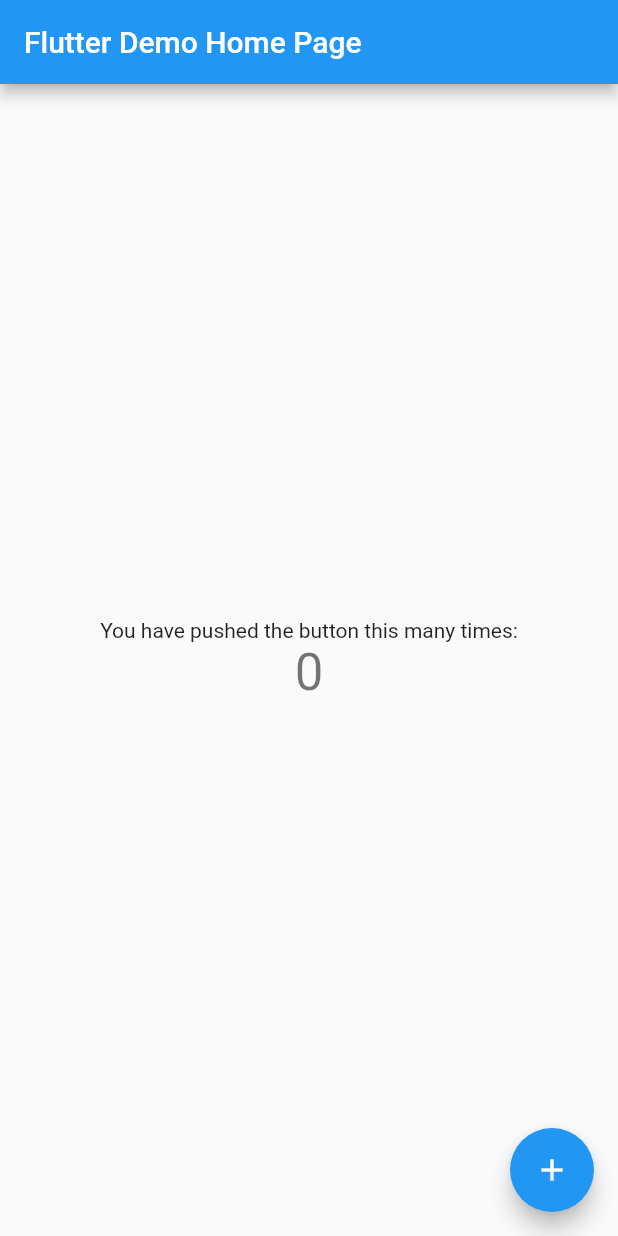
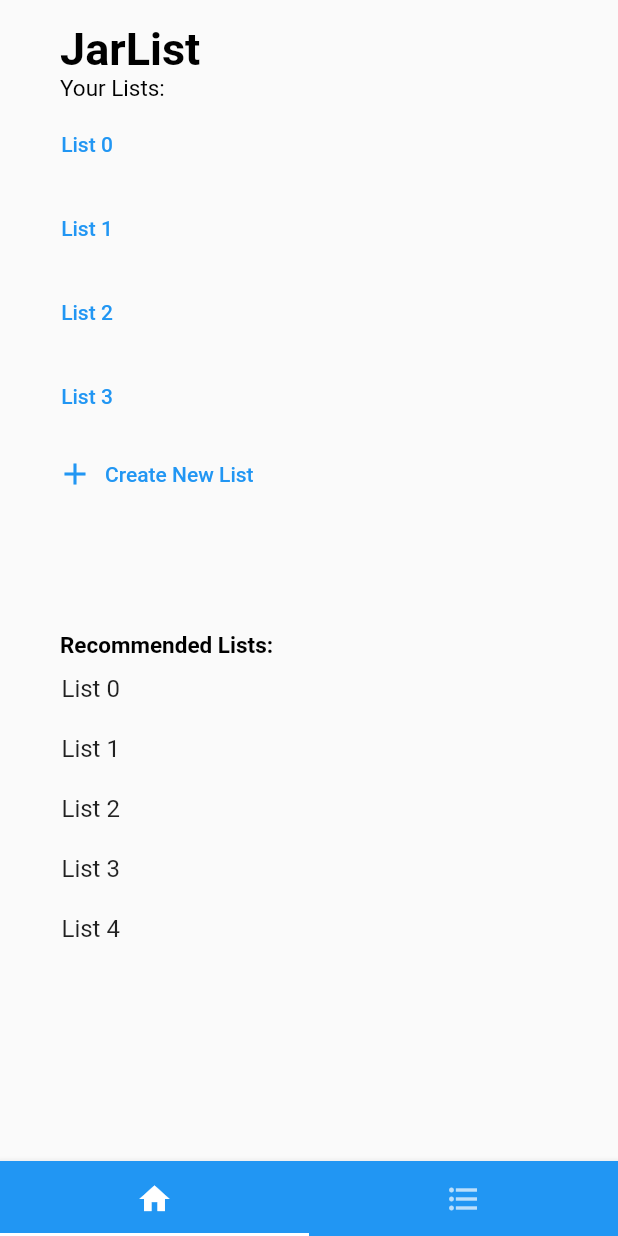
Before and after one commit to jarvissgan/WhereToGo, a Flutter app: the screen it shows after launch, on a phone screen of 412 x 824 dp. Run offline on Flutter 3.47's test engine with Material 2 defaults, Android fonts, the phone set to English and light mode, and no system bars.

Commit message:
Basic screen setups and foundations

```diff
--- a/lib/main.dart
+++ b/lib/main.dart
@@ -1,115 +1,44 @@
 import 'package:flutter/material.dart';
+import 'package:flutter/services.dart';
+import 'package:jarlist/widgets/bottom_navbar.dart';
+import 'package:jarlist/widgets/home_widget.dart';
+
+import 'screens/entry_screen.dart';
 
 void main() {
-  runApp(const MyApp());
+  runApp(MyApp());
+  SystemChrome.setSystemUIOverlayStyle(SystemUiOverlayStyle(
+    statusBarColor: Colors.transparent,
+  ));
 }
 
 class MyApp extends StatelessWidget {
-  const MyApp({Key? key}) : super(key: key);
 
-  // This widget is the root of your application.
   @override
   Widget build(BuildContext context) {
     return MaterialApp(
-      title: 'Flutter Demo',
       theme: ThemeData(
-        // This is the theme of your application.
-        //
-        // Try running your application with "flutter run". You'll see the
-        // application has a blue toolbar. Then, without quitting the app, try
-        // changing the primarySwatch below to Colors.green and then invoke
-        // "hot reload" (press "r" in the console where you ran "flutter run",
-        // or simply save your changes to "hot reload" in a Flutter IDE).
-        // Notice that the counter didn't reset back to zero; the application
-        // is not restarted.
         primarySwatch: Colors.blue,
       ),
-      home: const MyHomePage(title: 'Flutter Demo Home Page'),
+      home: MainScreen(),
+      routes: {
+        EntryScreen.routeName: (_) {return EntryScreen();},
+      },
     );
   }
 }
 
-class MyHomePage extends StatefulWidget {
-  const MyHomePage({Key? key, required this.title}) : super(key: key);
-
-  // This widget is the home page of your application. It is stateful, meaning
-  // that it has a State object (defined below) that contains fields that affect
-  // how it looks.
-
-  // This class is the configuration for the state. It holds the values (in this
-  // case the title) provided by the parent (in this case the App widget) and
-  // used by the build method of the State. Fields in a Widget subclass are
-  // always marked "final".
-
-  final String title;
-
-  @override
-  State<MyHomePage> createState() => _MyHomePageState();
-}
-
-class _MyHomePageState extends State<MyHomePage> {
-  int _counter = 0;
-
-  void _incrementCounter() {
-    setState(() {
-      // This call to setState tells the Flutter framework that something has
-      // changed in this State, which causes it to rerun the build method below
-      // so that the display can reflect the updated values. If we changed
-      // _counter without calling setState(), then the build method would not be
-      // called again, and so nothing would appear to happen.
-      _counter++;
-    });
-  }
+class MainScreen extends StatelessWidget {
+  static String routeName = '/';
 
   @override
   Widget build(BuildContext context) {
-    // This method is rerun every time setState is called, for instance as done
-    // by the _incrementCounter method above.
-    //
-    // The Flutter framework has been optimized to make rerunning build methods
-    // fast, so that you can just rebuild anything that needs updating rather
-    // than having to individually change instances of widgets.
     return Scaffold(
       appBar: AppBar(
-        // Here we take the value from the MyHomePage object that was created by
-        // the App.build method, and use it to set our appbar title.
-        title: Text(widget.title),
+        toolbarHeight: -20,
       ),
-      body: Center(
-        // Center is a layout widget. It takes a single child and positions it
-        // in the middle of the parent.
-        child: Column(
-          // Column is also a layout widget. It takes a list of children and
-          // arranges them vertically. By default, it sizes itself to fit its
-          // children horizontally, and tries to be as tall as its parent.
-          //
-          // Invoke "debug painting" (press "p" in the console, choose the
-          // "Toggle Debug Paint" action from the Flutter Inspector in Android
-          // Studio, or the "Toggle Debug Paint" command in Visual Studio Code)
-          // to see the wireframe for each widget.
-          //
-          // Column has various properties to control how it sizes itself and
-          // how it positions its children. Here we use mainAxisAlignment to
-          // center the children vertically; the main axis here is the vertical
-          // axis because Columns are vertical (the cross axis would be
-          // horizontal).
-          mainAxisAlignment: MainAxisAlignment.center,
-          children: <Widget>[
-            const Text(
-              'You have pushed the button this many times:',
-            ),
-            Text(
-              '$_counter',
-              style: Theme.of(context).textTheme.headline4,
-            ),
-          ],
-        ),
-      ),
-      floatingActionButton: FloatingActionButton(
-        onPressed: _incrementCounter,
-        tooltip: 'Increment',
-        child: const Icon(Icons.add),
-      ), // This trailing comma makes auto-formatting nicer for build methods.
+      body: HomeWidget(),
+      bottomNavigationBar: BottomNavBar(),
     );
   }
 }
--- /dev/null
+++ b/lib/screens/entry_screen.dart
@@ -0,0 +1,17 @@
+import 'package:flutter/material.dart';
+
+class EntryScreen extends StatelessWidget {
+  static String routeName = '/entry';
+
+  @override
+  Widget build(BuildContext context) {
+    return Scaffold(
+      appBar: AppBar(
+        title: Text('Entry Screen'),
+      ),
+      body: Center(
+        child: Text('Entry Screen'),
+      ),
+    );
+  }
+}
--- /dev/null
+++ b/lib/size_config.dart
@@ -0,0 +1,31 @@
+import 'package:flutter/material.dart';
+
+class SizeConfig {
+  static MediaQueryData _mediaQueryData = MediaQueryData();
+  static double screenWidth = 0;
+  static double screenHeight = 0;
+  static double blockSizeHorizontal = 0;
+  static double blockSizeVertical = 0;
+
+  static double _safeAreaHorizontal = 0;
+  static double _safeAreaVertical = 0;
+  static double safeBlockHorizontal = 0;
+  static double safeBlockVertical = 0;
+
+  void init(BuildContext context) {
+    _mediaQueryData = MediaQuery.of(context);
+    screenWidth = _mediaQueryData.size.width;
+    screenHeight = _mediaQueryData.size.height;
+    blockSizeHorizontal = screenWidth / 100;
+    blockSizeVertical = screenHeight / 100;
+
+    _safeAreaHorizontal = _mediaQueryData.padding.left +
+        _mediaQueryData.padding.right;
+    _safeAreaVertical = _mediaQueryData.padding.top +
+        _mediaQueryData.padding.bottom;
+    safeBlockHorizontal = (screenWidth -
+        _safeAreaHorizontal) / 100;
+    safeBlockVertical = (screenHeight -
+        _safeAreaVertical) / 100;
+  }
+}
--- /dev/null
+++ b/lib/widgets/bottom_navbar.dart
@@ -0,0 +1,33 @@
+import 'package:flutter/material.dart';
+
+class BottomNavBar extends StatelessWidget {
+
+  @override
+  Widget build(BuildContext context) {
+    //todo: check if working
+    return ConstrainedBox(
+      constraints: BoxConstraints(
+        maxHeight: 50,
+      ),
+      child: DefaultTabController(
+        length: 2,
+        child: Scaffold(
+          appBar: AppBar(
+            bottom: TabBar(
+              tabs: [
+                Tab(icon: Icon(Icons.home)),
+                Tab(icon: Icon(Icons.format_list_bulleted)),
+              ],
+            ),
+          ),
+          body: TabBarView(
+            children: [
+              Center(child: Text('Home')),
+              Center(child: Text('List')),
+            ],
+          ),
+        ),
+      ),
+    );
+  }
+}
--- /dev/null
+++ b/lib/widgets/header_column.dart
@@ -0,0 +1,45 @@
+import 'dart:ui';
+
+import 'package:flutter/material.dart';
+
+class HeaderColumn extends StatelessWidget {
+
+  @override
+  Widget build(BuildContext context) {
+    return Container(
+      child: Column(
+        children: [
+          Align(
+            alignment: Alignment.topLeft,
+            child: Container(
+              margin: const EdgeInsets.only(top: 15, left: 40),
+              child: const Text(
+                'JarList',
+                style: TextStyle(
+                  fontSize: 30,
+                  fontWeight: FontWeight.bold,
+                  color: Colors.black,
+                ),
+              ),
+            ),
+          ),
+          Align(
+            alignment: Alignment.topLeft,
+            child: Container(
+              margin: const EdgeInsets.only(left: 40),
+              child: const Text(
+                'Your Lists:',
+                style: TextStyle(
+                  fontSize: 15,
+                  color: Colors.black,
+                ),
+              ),
+            ),
+          ),
+        ],
+      ),
+      // padding: EdgeInsets.all(40.0),
+      alignment: Alignment.topLeft,
+    );
+  }
+}
--- /dev/null
+++ b/lib/widgets/home_widget.dart
@@ -0,0 +1,21 @@
+import 'package:flutter/material.dart';
+import 'package:jarlist/widgets/header_column.dart';
+import 'package:jarlist/widgets/list_builder.dart';
+import 'package:jarlist/widgets/recommended_list.dart';
+
+class HomeWidget extends StatelessWidget {
+  List<String> items = List.generate(
+    10,
+        (i) => "List $i",
+  );
+  @override
+  Widget build(BuildContext context) {
+    return Column(
+      children: [
+        HeaderColumn(),
+        ListBuilder(items),
+        RecommendedList(),
+      ],
+    );
+  }
+}
--- /dev/null
+++ b/lib/widgets/list_builder.dart
@@ -0,0 +1,62 @@
+import 'package:flutter/material.dart';
+import 'package:jarlist/size_config.dart';
+
+class ListBuilder extends StatelessWidget {
+  //todo: add list data
+  List<String> items = List.generate(
+    50,
+    (i) => "List $i",
+  );
+
+  ListBuilder(this.items);
+
+  @override
+  Widget build(BuildContext context) {
+    SizeConfig().init(context);
+    return Container(
+      child: Expanded(
+        flex: 1,
+        child: Column(children: [
+          ListView.builder(
+              //makes container unscrollable
+              physics: const NeverScrollableScrollPhysics(),
+              shrinkWrap: true,
+              itemBuilder: (cxt, i) {
+                return Align(
+                  //todo: reduce padding and increase tap area & increase font size
+                  alignment: Alignment.centerLeft,
+                  child: ListTile(
+                    title: Align(
+                        //aligns buttons to left
+                        alignment: Alignment.centerLeft,
+                        child: Container(
+                            child: TextButton(
+                                //todo: include onPressed
+                                onPressed: () {},
+                                child: Text(items[i])),
+                            padding: EdgeInsets.only(left: 10))),
+                  ),
+                );
+              },
+              //tells the listview how many items to display
+              itemCount: 4),
+          //adds a create button
+          //TODO: route to create list page
+          Expanded(
+            flex: 0,
+            child: Container(
+              child: Align(
+                alignment: Alignment.centerLeft,
+                child: TextButton.icon(
+                    onPressed: () {},
+                    icon: Icon(Icons.add),
+                    label: Text("Create New List")),
+              ),
+              padding: EdgeInsets.only(left: 30),
+            ),
+          ),
+        ]),
+      ),
+    );
+  }
+}
--- /dev/null
+++ b/lib/widgets/list_listview.dart
@@ -0,0 +1,24 @@
+
+import 'package:flutter/material.dart';
+
+class List_ListView extends StatelessWidget {
+  //generate list data
+  final List<String> items = List.generate(
+    10,
+    (i) => "Item $i",
+  );
+  @override
+  Widget build(BuildContext context) {
+    print(items);
+    return Expanded(
+      child: ListView(
+        children:[
+          ListTile(
+            title: Text(items[0]),
+          ),
+        ]
+
+      ),
+    );
+  }
+}
--- /dev/null
+++ b/lib/widgets/recommended_list.dart
@@ -0,0 +1,65 @@
+import 'package:flutter/material.dart';
+import 'package:jarlist/size_config.dart';
+
+class RecommendedList extends StatelessWidget {
+  List<String> items = List.generate(
+    5,
+    (i) => "List $i",
+  );
+// TODO: gather data from database and randomize into array
+  @override
+  Widget build(BuildContext context) {
+    SizeConfig().init(context);
+    return Container(
+      child: Expanded(
+        flex: 1,
+        child: Column(children: [
+          //aligns text left while also padding it
+          Expanded(
+            flex:0,
+            child: Container(
+              child: const Align(
+                child: Text('Recommended Lists:',
+                    style: TextStyle(
+                        fontSize: 15,
+                        color: Colors.black,
+                        fontWeight: FontWeight.bold)),
+                alignment: Alignment.topLeft,
+              ),
+              padding: const EdgeInsets.only(left: 40),
+            ),
+          ),
+          Expanded(
+            flex: 1,
+            child: ConstrainedBox(
+              constraints: BoxConstraints(
+                maxHeight: SizeConfig.blockSizeVertical * 50,
+              ),
+              child: ListView.builder(
+                  physics: const NeverScrollableScrollPhysics(),
+                  shrinkWrap: true,
+                  itemBuilder: (cxt, i) {
+                    return Align(
+                      //todo: reduce padding and increase tap area
+                      alignment: Alignment.centerLeft,
+                      child: ListTile(
+                        visualDensity:
+                            const VisualDensity(horizontal: -1.0, vertical: -4.0),
+                        title: Align(
+                            //aligns buttons to left
+                            alignment: Alignment.centerLeft,
+                            child: Container(
+                                child: Text(items[i]),
+                                padding: const EdgeInsets.only(left: 25))),
+                      ),
+                    );
+                  },
+                  //limits the number of items to display to prevent overflow
+                  itemCount: 5),
+            ),
+          ),
+        ]),
+      ),
+    );
+  }
+}
```
Also changed, not shown: lib/widgets/custom_nav.dart (added, +26 -0 lines).
